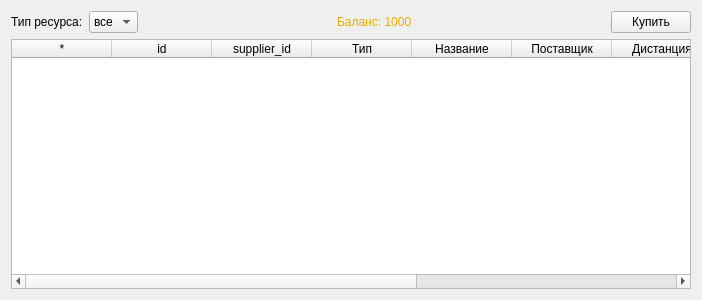
Old version of the form eoperator.ui in the repository werwolf/ExLibris.
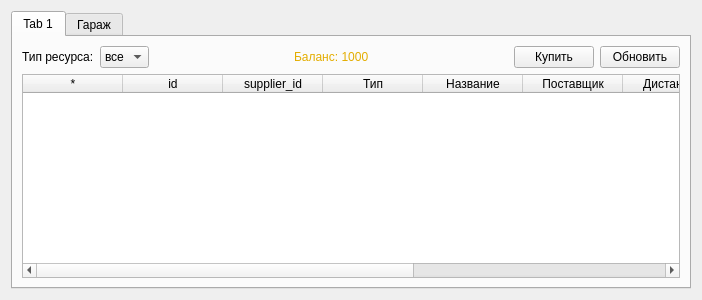
New version of the form.

```diff
--- a/eoperator.ui
+++ b/eoperator.ui
@@ -16,6 +16,16 @@
   <property name="windowTitle">
    <string>Form</string>
   </property>
+  <layout class="QGridLayout" name="gridLayout">
+   <item row="0" column="0">
+    <widget class="QTabWidget" name="tabs_wg">
+     <property name="currentIndex">
+      <number>0</number>
+     </property>
+     <widget class="QWidget" name="tab">
+      <attribute name="title">
+       <string>Tab 1</string>
+      </attribute>
   <layout class="QVBoxLayout" name="verticalLayout">
    <item>
     <layout class="QHBoxLayout" name="horizontalLayout">
@@ -78,6 +88,13 @@
        </property>
       </widget>
      </item>
+         <item>
+          <widget class="QPushButton" name="update_btn">
+           <property name="text">
+            <string>Обновить</string>
+           </property>
+          </widget>
+         </item>
     </layout>
    </item>
    <item>
@@ -132,6 +149,15 @@
        <string>Кол-во</string>
       </property>
      </column>
+    </widget>
+   </item>
+  </layout>
+ </widget>
+     <widget class="QWidget" name="tab_2">
+      <attribute name="title">
+       <string>Гараж</string>
+      </attribute>
+     </widget>
     </widget>
    </item>
   </layout>
```
